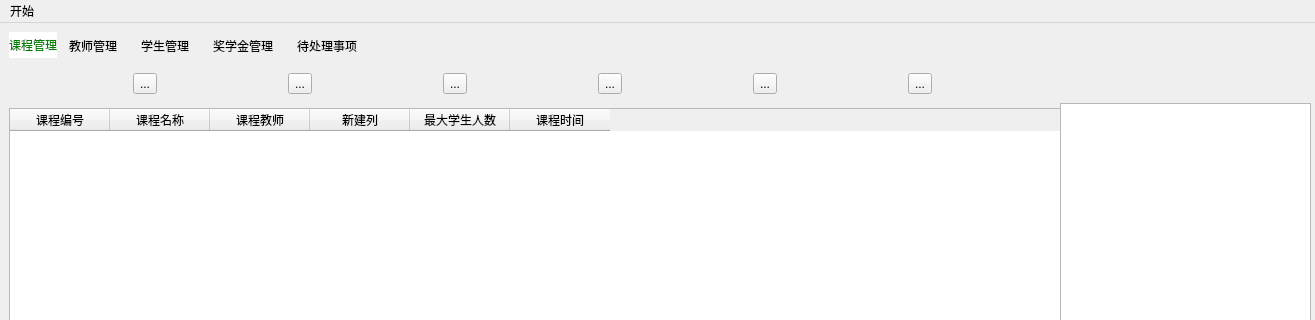
This is adminwindow.ui in shiyu-coder/Student-information-management-system as Qt 5 draws it before an edit; both pictures show x 0 to 1315 and y 0 to 320 of the 1315 by 706 pixel window. The edited form follows.
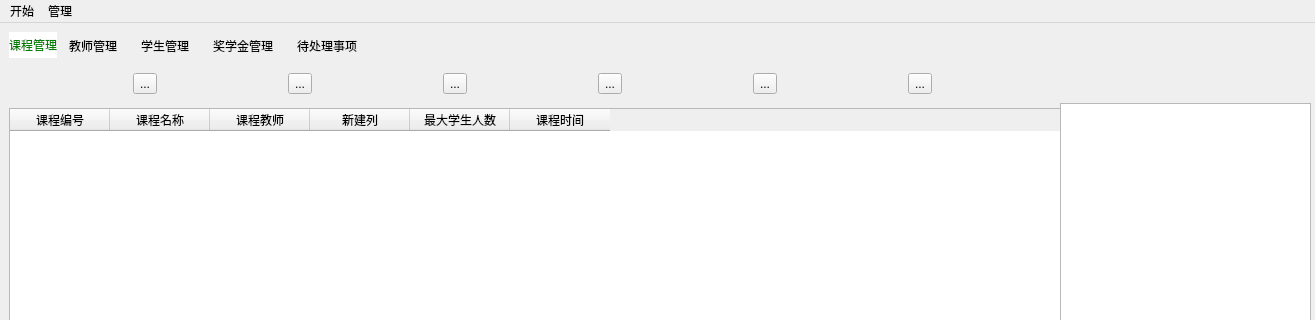
This is the edited form. Icons and pictures are not drawn.

```diff
--- a/adminwindow.ui
+++ b/adminwindow.ui
@@ -479,7 +479,14 @@
     </property>
     <addaction name="actionLoadClassFromWeb"/>
    </widget>
+   <widget class="QMenu" name="menu_2">
+    <property name="title">
+     <string>管理</string>
+    </property>
+    <addaction name="actionInit"/>
+   </widget>
    <addaction name="menu"/>
+   <addaction name="menu_2"/>
   </widget>
   <widget class="QStatusBar" name="statusbar"/>
   <action name="actionLoadClassFromWeb">
```
Left out of the diff: 5 changed lines with no effect on the pictures.
